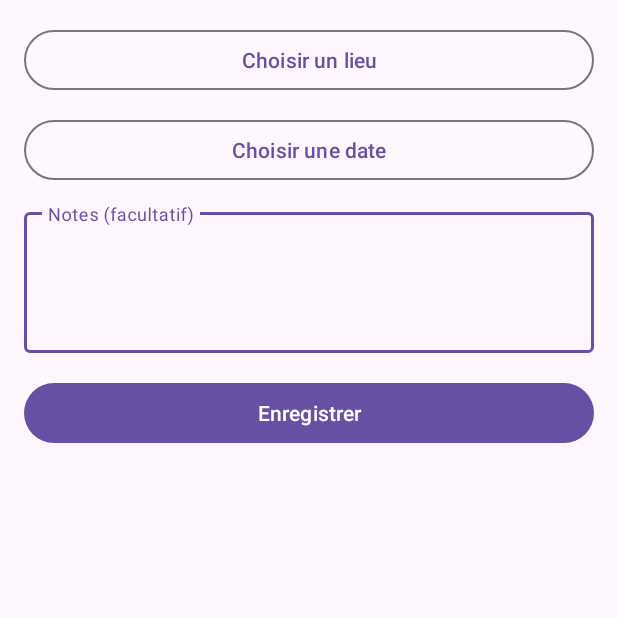
After one commit to Fabrice2000/TripJournal, an Android app: the VisitFormActivity screen opened directly, with no data from a screen before it, on a phone screen of 412 x 824 dp, the top half of it. The commit adds this screen. Run offline under Robolectric (Android 15) with nearby library versions, the phone set to English and light mode, and no system bars; our stand-ins replace Room's generated code.

Commit message:
Visits : formulaire ajout/modification/suppression d'une visite

```diff
--- a/app/src/main/AndroidManifest.xml
+++ b/app/src/main/AndroidManifest.xml
@@ -26,6 +26,7 @@
         <activity android:name=".ui.places.PlaceListActivity" android:exported="true" />
         <activity android:name=".ui.places.PlaceFormActivity" android:exported="false" />
         <activity android:name=".ui.trips.TripDetailActivity" android:exported="true" />
+        <activity android:name=".ui.trips.VisitFormActivity" android:exported="false" />
 
     </application>
 
--- /dev/null
+++ b/app/src/main/java/com/example/tripjournal/ui/trips/VisitFormActivity.kt
@@ -0,0 +1,164 @@
+package com.example.tripjournal.ui.trips
+
+import android.content.Context
+import android.content.Intent
+import android.os.Bundle
+import android.view.View
+import android.view.ViewGroup
+import android.widget.Button
+import androidx.activity.viewModels
+import androidx.appcompat.app.AppCompatActivity
+import androidx.lifecycle.Lifecycle
+import androidx.lifecycle.lifecycleScope
+import androidx.lifecycle.repeatOnLifecycle
+import com.example.tripjournal.R
+import com.example.tripjournal.data.database.TripJournalDatabase
+import com.example.tripjournal.data.repository.PlaceRepository
+import com.example.tripjournal.data.repository.VisitRepository
+import com.example.tripjournal.ui.places.PlaceListActivity
+import com.example.tripjournal.ui.places.applySystemBarPadding
+import com.google.android.material.datepicker.CalendarConstraints
+import com.google.android.material.datepicker.CompositeDateValidator
+import com.google.android.material.datepicker.DateValidatorPointBackward
+import com.google.android.material.datepicker.DateValidatorPointForward
+import com.google.android.material.datepicker.MaterialDatePicker
+import com.google.android.material.dialog.MaterialAlertDialogBuilder
+import com.google.android.material.snackbar.Snackbar
+import com.google.android.material.textfield.TextInputEditText
+import kotlinx.coroutines.flow.filterNotNull
+import kotlinx.coroutines.flow.first
+import kotlinx.coroutines.launch
+
+class VisitFormActivity : AppCompatActivity() {
+
+    private val viewModel: VisitFormViewModel by viewModels {
+        val db = TripJournalDatabase.get(this)
+        VisitFormViewModel.Factory(
+            db.tripDao(),
+            PlaceRepository(db.placeDao()),
+            VisitRepository(db.visitDao()),
+            intent.getLongExtra(EXTRA_TRIP_ID, 0L),
+            intent.getLongExtra(EXTRA_VISIT_ID, 0L)
+        )
+    }
+
+    override fun onCreate(savedInstanceState: Bundle?) {
+        super.onCreate(savedInstanceState)
+        setContentView(R.layout.activity_visit_form)
+        findViewById<ViewGroup>(android.R.id.content).getChildAt(0).applySystemBarPadding()
+
+        val placeButton = findViewById<Button>(R.id.visitPlaceButton)
+        val dateButton = findViewById<Button>(R.id.visitDateButton)
+        val notesInput = findViewById<TextInputEditText>(R.id.visitNotesInput)
+        val deleteButton = findViewById<Button>(R.id.deleteVisitButton)
+
+        deleteButton.visibility = if (viewModel.isEditing) View.VISIBLE else View.GONE
+        placeButton.setOnClickListener { choosePlace() }
+        dateButton.setOnClickListener { chooseDate() }
+        findViewById<Button>(R.id.saveVisitButton).setOnClickListener {
+            viewModel.save(notesInput.text?.toString().orEmpty())
+        }
+        deleteButton.setOnClickListener { viewModel.delete() }
+
+        // Après une rotation, le calendrier est recréé : on le rebranche.
+        @Suppress("UNCHECKED_CAST")
+        (supportFragmentManager.findFragmentByTag(DATE_PICKER_TAG) as? MaterialDatePicker<Long>)
+            ?.addOnPositiveButtonClickListener { viewModel.selectedDate.value = it }
+
+        // Remplir les notes une seule fois (pas après une rotation).
+        if (savedInstanceState == null && viewModel.isEditing) {
+            lifecycleScope.launch {
+                notesInput.setText(viewModel.visit.filterNotNull().first().notes)
+            }
+        }
+
+        lifecycleScope.launch {
+            repeatOnLifecycle(Lifecycle.State.STARTED) {
+                launch {
+                    viewModel.selectedPlace.collect { place ->
+                        placeButton.text = place?.let {
+                            getString(R.string.visit_place_value, it.name, it.city)
+                        } ?: getString(R.string.choose_place)
+                    }
+                }
+                launch {
+                    viewModel.selectedDate.collect { date ->
+                        dateButton.text = date?.let { TripDates.day(it) }
+                            ?: getString(R.string.choose_date)
+                    }
+                }
+                launch {
+                    viewModel.events.collect { event ->
+                        when (event) {
+                            VisitFormEvent.Saved, VisitFormEvent.Deleted -> finish()
+                            VisitFormEvent.Missing -> snack(R.string.visit_missing)
+                            VisitFormEvent.OutsideTrip -> snack(R.string.visit_outside_trip)
+                        }
+                    }
+                }
+            }
+        }
+    }
+
+    private fun snack(message: Int) {
+        Snackbar.make(findViewById(android.R.id.content), message, Snackbar.LENGTH_LONG).show()
+    }
+
+    private fun choosePlace() {
+        val places = viewModel.places.value
+        if (places.isEmpty()) {
+            Snackbar.make(findViewById(android.R.id.content), R.string.no_places_for_visit, Snackbar.LENGTH_LONG)
+                .setAction(R.string.manage_places) {
+                    startActivity(Intent(this, PlaceListActivity::class.java))
+                }
+                .show()
+            return
+        }
+        val labels = places.map { getString(R.string.visit_place_value, it.name, it.city) }
+            .toTypedArray()
+        MaterialAlertDialogBuilder(this)
+            .setTitle(R.string.choose_place)
+            .setItems(labels) { _, which -> viewModel.selectedPlace.value = places[which] }
+            .show()
+    }
+
+    private fun chooseDate() {
+        val trip = viewModel.trip.value ?: return
+        val dayMs = 24L * 60 * 60 * 1000
+        val start = Math.floorDiv(trip.startDate, dayMs) * dayMs
+        val end = Math.floorDiv(trip.endDate, dayMs) * dayMs
+
+        val constraints = CalendarConstraints.Builder()
+            .setStart(start)
+            .setEnd(end)
+            .setOpenAt(viewModel.selectedDate.value ?: start)
+            .setValidator(
+                CompositeDateValidator.allOf(
+                    listOf<CalendarConstraints.DateValidator>(
+                        DateValidatorPointForward.from(start),
+                        DateValidatorPointBackward.before(end)
+                    )
+                )
+            )
+            .build()
+
+        val picker = MaterialDatePicker.Builder.datePicker()
+            .setTitleText(R.string.choose_date)
+            .setSelection(viewModel.selectedDate.value ?: start)
+            .setCalendarConstraints(constraints)
+            .build()
+        picker.addOnPositiveButtonClickListener { viewModel.selectedDate.value = it }
+        picker.show(supportFragmentManager, DATE_PICKER_TAG)
+    }
+
+    companion object {
+        private const val EXTRA_TRIP_ID = "trip_id"
+        private const val EXTRA_VISIT_ID = "visit_id"
+        private const val DATE_PICKER_TAG = "visit_date"
+
+        fun newIntent(context: Context, tripId: Long, visitId: Long): Intent =
+            Intent(context, VisitFormActivity::class.java)
+                .putExtra(EXTRA_TRIP_ID, tripId)
+                .putExtra(EXTRA_VISIT_ID, visitId)
+    }
+}
--- /dev/null
+++ b/app/src/main/java/com/example/tripjournal/ui/trips/VisitFormViewModel.kt
@@ -0,0 +1,109 @@
+package com.example.tripjournal.ui.trips
+
+import androidx.lifecycle.ViewModel
+import androidx.lifecycle.ViewModelProvider
+import androidx.lifecycle.viewModelScope
+import com.example.tripjournal.data.database.dao.TripDao
+import com.example.tripjournal.data.database.entity.Place
+import com.example.tripjournal.data.database.entity.Trip
+import com.example.tripjournal.data.database.entity.Visit
+import com.example.tripjournal.data.repository.PlaceRepository
+import com.example.tripjournal.data.repository.VisitRepository
+import com.example.tripjournal.domain.VisitRules
+import kotlinx.coroutines.flow.MutableSharedFlow
+import kotlinx.coroutines.flow.MutableStateFlow
+import kotlinx.coroutines.flow.SharedFlow
+import kotlinx.coroutines.flow.SharingStarted
+import kotlinx.coroutines.flow.StateFlow
+import kotlinx.coroutines.flow.asSharedFlow
+import kotlinx.coroutines.flow.asStateFlow
+import kotlinx.coroutines.flow.stateIn
+import kotlinx.coroutines.launch
+
+sealed class VisitFormEvent {
+    object Saved : VisitFormEvent()
+    object Deleted : VisitFormEvent()
+    object Missing : VisitFormEvent()
+    object OutsideTrip : VisitFormEvent()
+}
+
+class VisitFormViewModel(
+    tripDao: TripDao,
+    placeRepository: PlaceRepository,
+    private val visitRepository: VisitRepository,
+    private val tripId: Long,
+    visitId: Long
+) : ViewModel() {
+
+    val isEditing = visitId != 0L
+
+    val trip: StateFlow<Trip?> = tripDao.getTripById(tripId)
+        .stateIn(viewModelScope, SharingStarted.Eagerly, null)
+
+    val places: StateFlow<List<Place>> = placeRepository.observePlaces()
+        .stateIn(viewModelScope, SharingStarted.Eagerly, emptyList())
+
+    /** Choix de l'utilisateur : gardés dans le ViewModel pour survivre à la rotation. */
+    val selectedPlace = MutableStateFlow<Place?>(null)
+    val selectedDate = MutableStateFlow<Long?>(null)
+
+    private val _visit = MutableStateFlow<Visit?>(null)
+    val visit: StateFlow<Visit?> = _visit.asStateFlow()
+
+    private val _events = MutableSharedFlow<VisitFormEvent>()
+    val events: SharedFlow<VisitFormEvent> = _events.asSharedFlow()
+
+    init {
+        if (isEditing) {
+            viewModelScope.launch {
+                val loaded = visitRepository.getVisit(visitId) ?: return@launch
+                _visit.value = loaded
+                selectedDate.value = loaded.visitDate
+                selectedPlace.value = placeRepository.getPlace(loaded.placeId)
+            }
+        }
+    }
+
+    fun save(notes: String) {
+        viewModelScope.launch {
+            val currentTrip = trip.value ?: return@launch
+            val place = selectedPlace.value
+            val date = selectedDate.value
+            if (place == null || date == null) {
+                _events.emit(VisitFormEvent.Missing)
+                return@launch
+            }
+            if (!VisitRules.isWithinTrip(date, currentTrip)) {
+                _events.emit(VisitFormEvent.OutsideTrip)
+                return@launch
+            }
+            val base = _visit.value
+                ?: Visit(id = 0L, tripId = tripId, placeId = place.id, visitDate = date)
+            visitRepository.save(
+                base.copy(placeId = place.id, visitDate = date, notes = notes.trim()),
+                currentTrip
+            )
+            _events.emit(VisitFormEvent.Saved)
+        }
+    }
+
+    fun delete() {
+        viewModelScope.launch {
+            val current = _visit.value ?: return@launch
+            visitRepository.delete(current)
+            _events.emit(VisitFormEvent.Deleted)
+        }
+    }
+
+    class Factory(
+        private val tripDao: TripDao,
+        private val placeRepository: PlaceRepository,
+        private val visitRepository: VisitRepository,
+        private val tripId: Long,
+        private val visitId: Long
+    ) : ViewModelProvider.Factory {
+        @Suppress("UNCHECKED_CAST")
+        override fun <T : ViewModel> create(modelClass: Class<T>): T =
+            VisitFormViewModel(tripDao, placeRepository, visitRepository, tripId, visitId) as T
+    }
+}
--- /dev/null
+++ b/app/src/main/res/layout/activity_visit_form.xml
@@ -0,0 +1,58 @@
+<?xml version="1.0" encoding="utf-8"?>
+<ScrollView xmlns:android="http://schemas.android.com/apk/res/android"
+    android:layout_width="match_parent"
+    android:layout_height="match_parent">
+
+    <LinearLayout
+        android:layout_width="match_parent"
+        android:layout_height="wrap_content"
+        android:orientation="vertical"
+        android:padding="16dp">
+
+        <com.google.android.material.button.MaterialButton
+            android:id="@+id/visitPlaceButton"
+            style="@style/Widget.Material3.Button.OutlinedButton"
+            android:layout_width="match_parent"
+            android:layout_height="wrap_content"
+            android:text="@string/choose_place" />
+
+        <com.google.android.material.button.MaterialButton
+            android:id="@+id/visitDateButton"
+            style="@style/Widget.Material3.Button.OutlinedButton"
+            android:layout_width="match_parent"
+            android:layout_height="wrap_content"
+            android:layout_marginTop="12dp"
+            android:text="@string/choose_date" />
+
+        <com.google.android.material.textfield.TextInputLayout
+            android:layout_width="match_parent"
+            android:layout_height="wrap_content"
+            android:layout_marginTop="12dp"
+            android:hint="@string/visit_notes">
+
+            <com.google.android.material.textfield.TextInputEditText
+                android:id="@+id/visitNotesInput"
+                android:layout_width="match_parent"
+                android:layout_height="wrap_content"
+                android:gravity="top"
+                android:inputType="textMultiLine|textCapSentences"
+                android:minLines="3" />
+        </com.google.android.material.textfield.TextInputLayout>
+
+        <com.google.android.material.button.MaterialButton
+            android:id="@+id/saveVisitButton"
+            android:layout_width="match_parent"
+            android:layout_height="wrap_content"
+            android:layout_marginTop="16dp"
+            android:text="@string/save" />
+
+        <com.google.android.material.button.MaterialButton
+            android:id="@+id/deleteVisitButton"
+            style="@style/Widget.Material3.Button.OutlinedButton"
+            android:layout_width="match_parent"
+            android:layout_height="wrap_content"
+            android:layout_marginTop="8dp"
+            android:text="@string/delete"
+            android:visibility="gone" />
+    </LinearLayout>
+</ScrollView>
--- a/app/src/main/res/values/strings.xml
+++ b/app/src/main/res/values/strings.xml
@@ -18,4 +18,11 @@
     <string name="no_visits">Aucune visite prévue. Touchez + pour en ajouter une.</string>
     <string name="itinerary_day">Jour %1$d · %2$s</string>
     <string name="visits_outside_trip">Attention : %1$d visite(s) hors des dates du voyage.</string>
+    <string name="choose_place">Choisir un lieu</string>
+    <string name="choose_date">Choisir une date</string>
+    <string name="visit_notes">Notes (facultatif)</string>
+    <string name="visit_place_value">%1$s (%2$s)</string>
+    <string name="visit_missing">Choisissez un lieu et une date.</string>
+    <string name="visit_outside_trip">La date doit être comprise dans les dates du voyage.</string>
+    <string name="no_places_for_visit">Ajoutez d\'abord un lieu.</string>
 </resources>
```
Also changed, not shown: app/src/main/java/com/example/tripjournal/ui/trips/TripDetailActivity.kt (+6 -1 lines).
